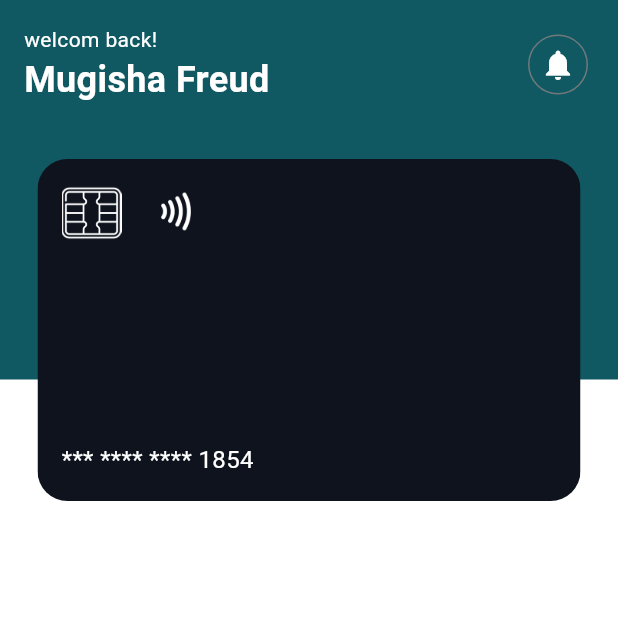
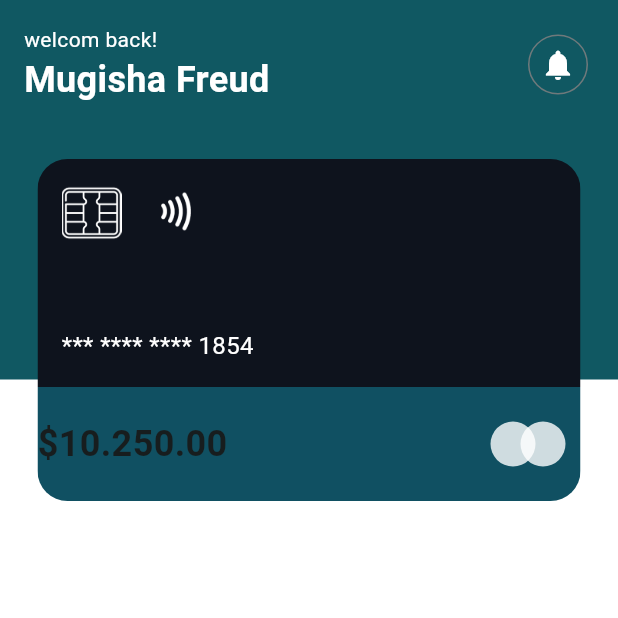
Before and after one commit to freudpunisher/fintech_ui, a Flutter app: the screen it shows after launch, on a phone screen of 412 x 824 dp, the top half of it. Run offline on Flutter 3.47's test engine with Material 3 defaults, Android fonts, the phone set to English and light mode, and no system bars.

Commit message:
"Added a new container with a row of text and circle avatars to the CreditCard widget."

```diff
--- a/lib/credit_card.dart
+++ b/lib/credit_card.dart
@@ -40,11 +40,44 @@ class CreditCard extends StatelessWidget {
                           child: Text(
                             "*** **** **** 1854",
                             style: TextStyle(color: Colors.white, fontSize: 16),
-                          ))
+                          )),
                     ],
                   ),
                 ),
               ),
+              Expanded(
+                  flex: 1,
+                  child: Container(
+                    color: Color.fromARGB(255, 16, 80, 98),
+                    child: Row(
+                      mainAxisAlignment: MainAxisAlignment.spaceBetween,
+                      children: [
+                        Text(
+                          '\$10.250.00',
+                          style: TextStyle(
+                            fontSize: 24,
+                            fontWeight: FontWeight.bold,
+                          ),
+                        ),
+                        Row(
+                          mainAxisAlignment: MainAxisAlignment.start,
+                          children: [
+                            CircleAvatar(
+                              radius: 15,
+                              backgroundColor: Colors.white.withOpacity(0.8),
+                            ),
+                            Transform.translate(
+                                offset: const Offset(-10, 0),
+                                child: CircleAvatar(
+                                  radius: 15,
+                                  backgroundColor:
+                                      Colors.white.withOpacity(0.8),
+                                )),
+                          ],
+                        ),
+                      ],
+                    ),
+                  )),
             ],
           ),
         ));
```
